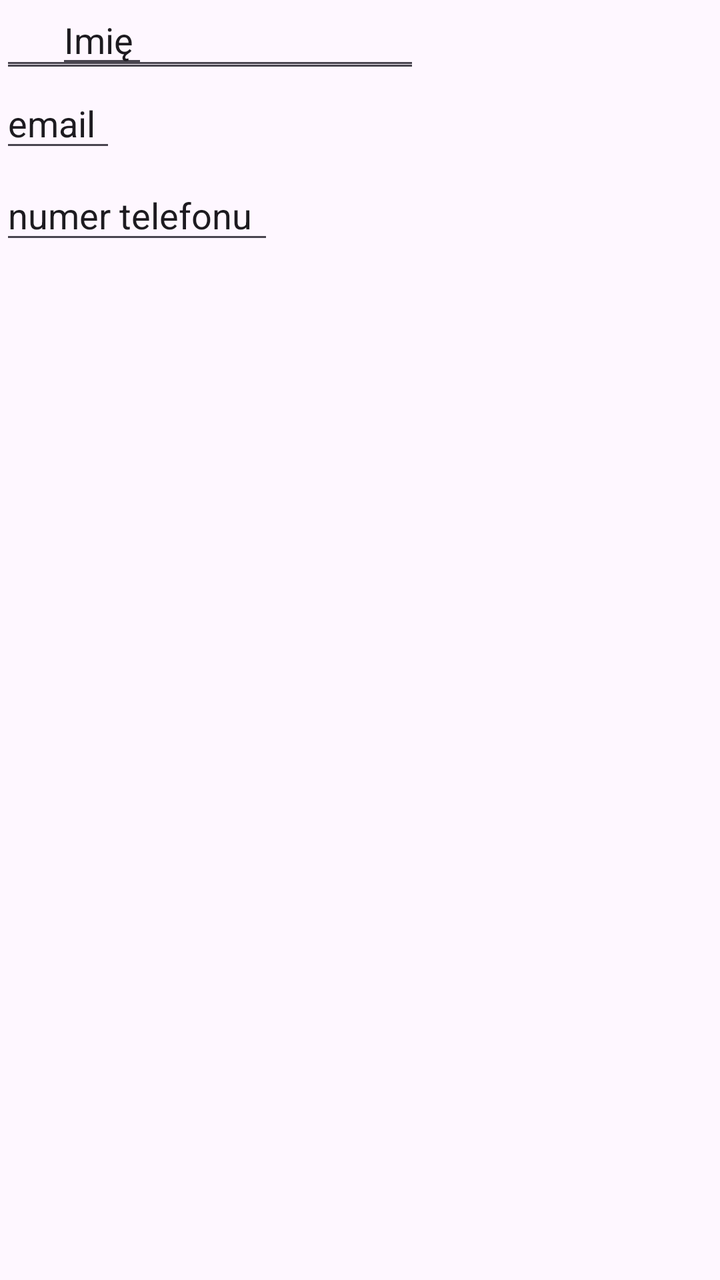
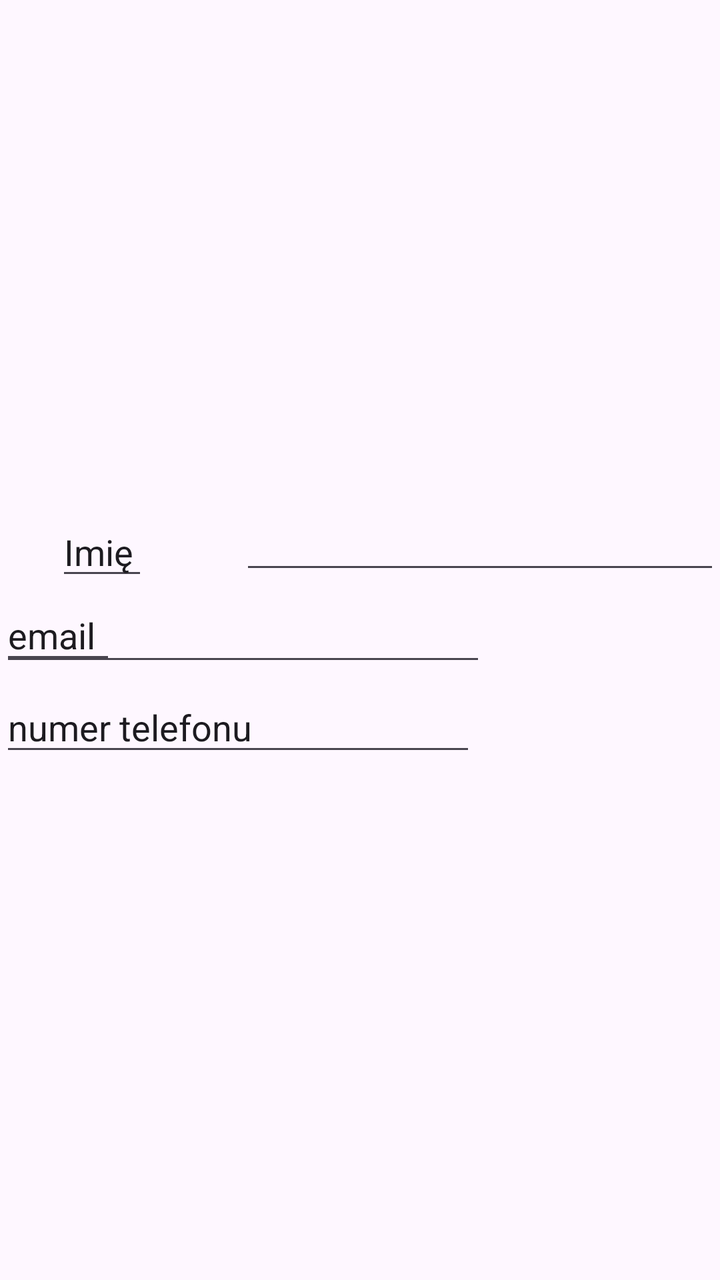

The first picture is an Android layout as it rendered before a commit; the second is the same layout after the commit. The layout source and the unified diff follow.
<!-- AndroidManifest.xml: application theme Theme.MyApplication -->
<!-- res/layout/activity_main.xml -->
<?xml version="1.0" encoding="utf-8"?>
<androidx.constraintlayout.widget.ConstraintLayout xmlns:android="http://schemas.android.com/apk/res/android"
    xmlns:app="http://schemas.android.com/apk/res-auto"
    xmlns:tools="http://schemas.android.com/tools"
    android:id="@+id/main"
    android:layout_width="match_parent"
    android:layout_height="match_parent"
    tools:context=".MainActivity">

    <EditText
        android:id="@+id/editTextText4"
        android:layout_width="46dp"
        android:layout_height="39dp"
        android:layout_marginStart="28dp"
        android:ems="10"
        android:inputType="text"
        android:text="Imię"
        app:layout_constraintStart_toStartOf="parent"
        tools:layout_editor_absoluteY="261dp" />

    <EditText
        android:id="@+id/editTextTextEmailAddress"
        android:layout_width="wrap_content"
        android:layout_height="wrap_content"
        android:ems="10"
        android:inputType="textEmailAddress"
        tools:layout_editor_absoluteX="167dp"
        tools:layout_editor_absoluteY="299dp" />

    <com.google.android.material.textfield.TextInputEditText
        android:layout_width="210dp"
        android:layout_height="40dp"
        tools:layout_editor_absoluteX="167dp"
        tools:layout_editor_absoluteY="260dp" />

    <EditText
        android:id="@+id/editTextText6"
        android:layout_width="137dp"
        android:layout_height="42dp"
        android:layout_marginTop="4dp"
        android:ems="10"
        android:inputType="text"
        android:text="numer telefonu"
        app:layout_constraintTop_toBottomOf="@+id/editTextText5"
        tools:layout_editor_absoluteX="28dp" />

    <EditText
        android:id="@+id/editTextPhone"
        android:layout_width="wrap_content"
        android:layout_height="wrap_content"
        android:ems="10"
        android:inputType="phone"
        tools:layout_editor_absoluteX="167dp"
        tools:layout_editor_absoluteY="345dp" />

    <EditText
        android:id="@+id/editTextText5"
        android:layout_width="58dp"
        android:layout_height="42dp"
        android:ems="10"
        android:inputType="text"
        android:text="email"
        app:layout_constraintTop_toBottomOf="@+id/editTextText4"
        tools:layout_editor_absoluteX="28dp" />

    <androidx.constraintlayout.widget.Barrier
        android:layout_width="wrap_content"
        android:layout_height="wrap_content"
        app:barrierDirection="left" />

</androidx.constraintlayout.widget.ConstraintLayout>
<!-- resources referenced by this layout -->
<resources>
  <style name="Theme.MyApplication" parent="Base.Theme.MyApplication" />
  <style name="Base.Theme.MyApplication" parent="Theme.Material3.DayNight.NoActionBar">
          
          
      </style>
</resources>

<!-- the commit's change to res/layout/activity_main.xml (unified diff, before → after) -->
@@ -12,26 +12,20 @@
         android:layout_width="46dp"
         android:layout_height="39dp"
         android:layout_marginStart="28dp"
+        android:layout_marginTop="256dp"
         android:ems="10"
         android:inputType="text"
         android:text="Imię"
         app:layout_constraintStart_toStartOf="parent"
-        tools:layout_editor_absoluteY="261dp" />
-
-    <EditText
-        android:id="@+id/editTextTextEmailAddress"
-        android:layout_width="wrap_content"
-        android:layout_height="wrap_content"
-        android:ems="10"
-        android:inputType="textEmailAddress"
-        tools:layout_editor_absoluteX="167dp"
-        tools:layout_editor_absoluteY="299dp" />
+        app:layout_constraintTop_toTopOf="parent" />
 
     <com.google.android.material.textfield.TextInputEditText
-        android:layout_width="210dp"
-        android:layout_height="40dp"
-        tools:layout_editor_absoluteX="167dp"
-        tools:layout_editor_absoluteY="260dp" />
+        android:id="@+id/textInputEditText"
+        android:layout_width="240dp"
+        android:layout_height="44dp"
+        android:layout_marginTop="248dp"
+        app:layout_constraintEnd_toEndOf="parent"
+        app:layout_constraintTop_toTopOf="parent" />
 
     <EditText
         android:id="@+id/editTextText6"
@@ -42,16 +36,16 @@
         android:inputType="text"
         android:text="numer telefonu"
         app:layout_constraintTop_toBottomOf="@+id/editTextText5"
-        tools:layout_editor_absoluteX="28dp" />
+        tools:layout_editor_absoluteX="30dp" />
 
     <EditText
         android:id="@+id/editTextPhone"
-        android:layout_width="wrap_content"
-        android:layout_height="wrap_content"
+        android:layout_width="238dp"
+        android:layout_height="45dp"
         android:ems="10"
         android:inputType="phone"
-        tools:layout_editor_absoluteX="167dp"
-        tools:layout_editor_absoluteY="345dp" />
+        app:layout_constraintTop_toBottomOf="@+id/editTextTextEmailAddress2"
+        tools:layout_editor_absoluteX="169dp" />
 
     <EditText
         android:id="@+id/editTextText5"
@@ -63,9 +57,13 @@
         app:layout_constraintTop_toBottomOf="@+id/editTextText4"
         tools:layout_editor_absoluteX="28dp" />
 
-    <androidx.constraintlayout.widget.Barrier
-        android:layout_width="wrap_content"
-        android:layout_height="wrap_content"
-        app:barrierDirection="left" />
+    <EditText
+        android:id="@+id/editTextTextEmailAddress2"
+        android:layout_width="243dp"
+        android:layout_height="46dp"
+        android:ems="10"
+        android:inputType="textEmailAddress"
+        app:layout_constraintTop_toBottomOf="@+id/textInputEditText"
+        tools:layout_editor_absoluteX="169dp" />
 
 </androidx.constraintlayout.widget.ConstraintLayout>
